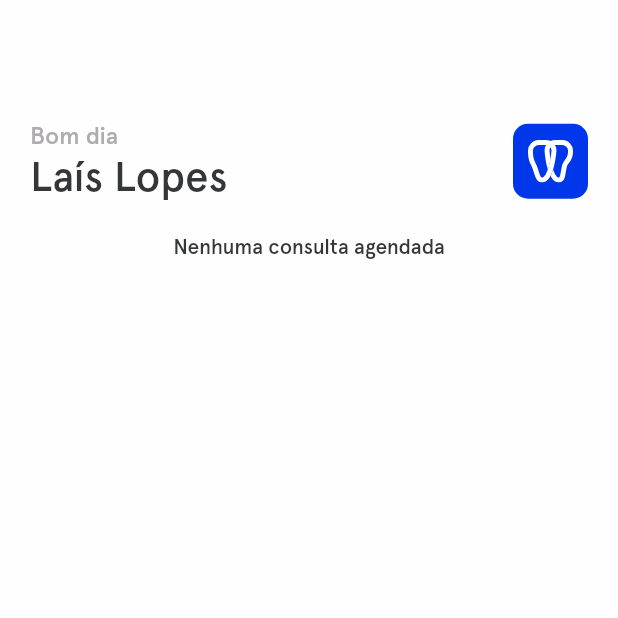
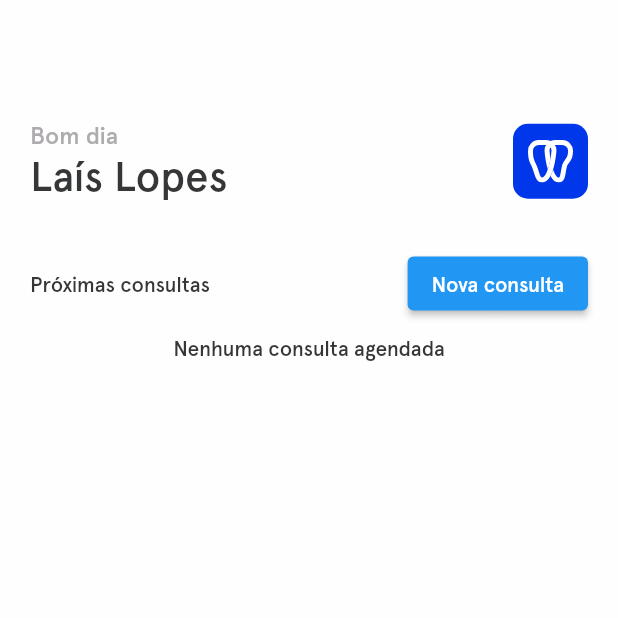
Before and after one commit to perdidao/clinicapp, a Flutter app: the screen it shows after launch, on a phone screen of 412 x 824 dp, the top half of it. Run offline on Flutter 3.47's test engine with Material 2 defaults, Android fonts, the phone set to English and light mode, and no system bars; our stand-ins replace floor, flutter_mobx, flutter_modular, flutter_svg, mobx, sqflite; accounts and stored records are empty; generated files the repository leaves out were written again.

Commit message:
:fire: Simplifying screen structure

```diff
--- a/lib/screens/dashboard/components/dashboard_screen_body.dart
+++ /dev/null
@@ -1,17 +0,0 @@
-import 'package:clinicapp/screens/dashboard/components/greeting.dart';
-import 'package:clinicapp/screens/dashboard/components/upcoming_appointments.dart';
-import 'package:flutter/material.dart';
-
-class DashboardScreenBody extends StatelessWidget {
-  @override
-  Widget build(BuildContext context) {
-    return SingleChildScrollView(
-      child: Column(
-        children: [
-          Greeting(),
-          UpcomingAppointments(),
-        ],
-      ),
-    );
-  }
-}
--- a/lib/screens/dashboard/dashboard_screen.dart
+++ b/lib/screens/dashboard/dashboard_screen.dart
@@ -1,11 +1,40 @@
 import 'package:flutter/material.dart';
-import 'components/dashboard_screen_body.dart';
+import 'package:clinicapp/constants.dart';
+import 'components/greeting.dart';
+import 'components/upcoming_appointments.dart';
 
 class DashboardScreen extends StatelessWidget {
   @override
   Widget build(BuildContext context) {
     return Scaffold(
-      body: DashboardScreenBody(),
+      body: SingleChildScrollView(
+        child: Column(
+          children: [
+            Greeting(),
+            Padding(
+              padding: EdgeInsets.symmetric(
+                horizontal: opSpacing,
+                vertical: opSpacing / 2,
+              ),
+              child: Row(
+                mainAxisAlignment: MainAxisAlignment.spaceBetween,
+                children: [
+                  Text(
+                    'Próximas consultas',
+                  ),
+                  ElevatedButton(
+                    onPressed: () {},
+                    child: Text(
+                      'Nova consulta',
+                    ),
+                  ),
+                ],
+              ),
+            ),
+            UpcomingAppointments(),
+          ],
+        ),
+      ),
     );
   }
 }
```
